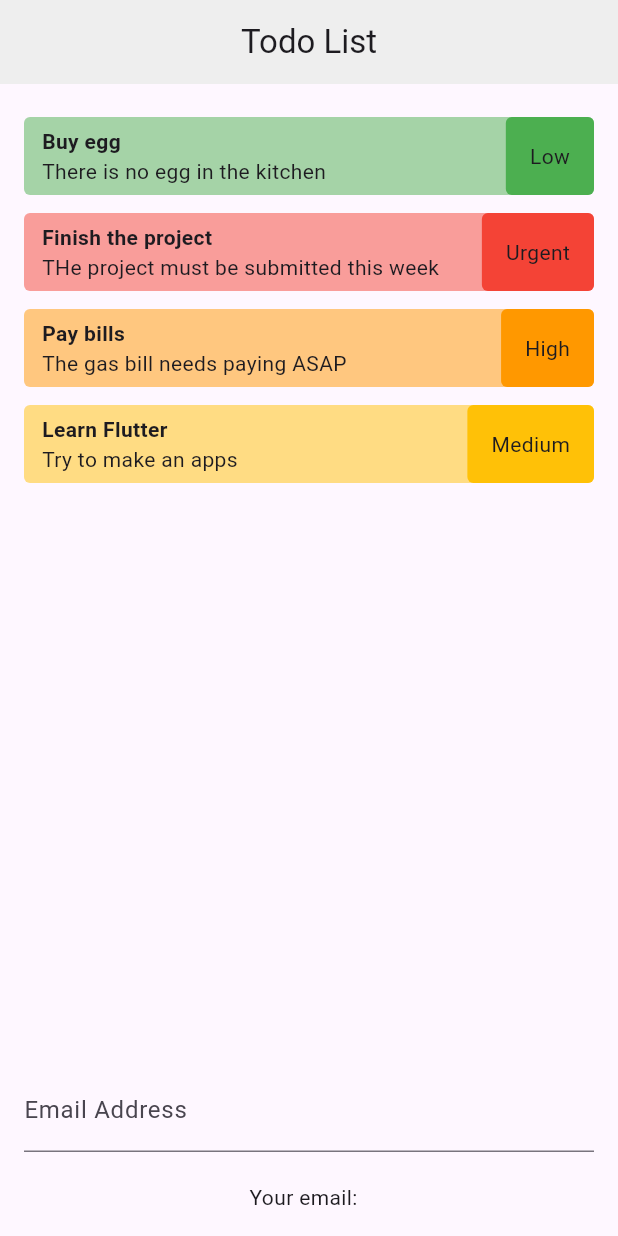
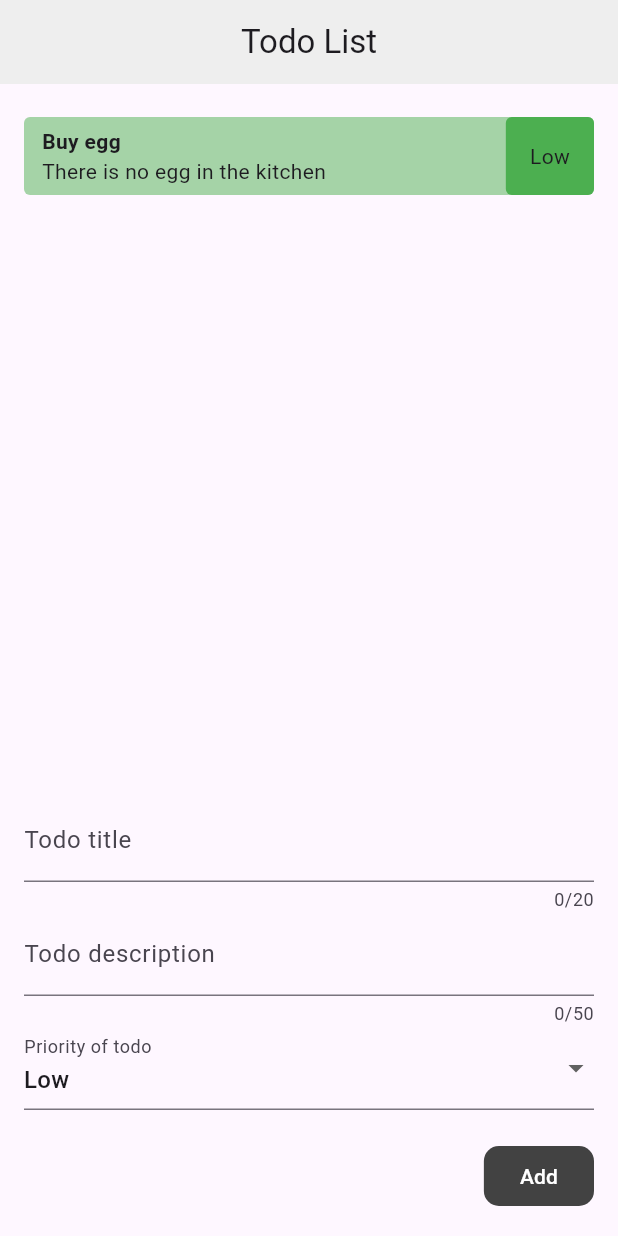
Before and after one commit to as-budi/my_todo_list, a Flutter app: the screen it shows after launch, on a phone screen of 412 x 824 dp. Run offline on Flutter 3.47's test engine with Material 3 defaults, Android fonts, the phone set to English and light mode, and no system bars.

Commit message:
Add form to input title, description, and priority

```diff
--- a/lib/home.dart
+++ b/lib/home.dart
@@ -11,7 +11,11 @@ class Home extends StatefulWidget {
 
 class _HomeState extends State<Home> {
 
-  String _email = '';
+  final _formGlobalKey = GlobalKey<FormState>();
+
+  Priority _selectedPriority = Priority.low;
+  String _title = '';
+  String _description = '';
 
   final List<Todo> todos = [
     const Todo(
@@ -19,21 +23,21 @@ class _HomeState extends State<Home> {
       description: 'There is no egg in the kitchen',
       priority: Priority.low
     ),
-    const Todo(
-      title: 'Finish the project',
-      description: 'THe project must be submitted this week',
-      priority: Priority.urget
-    ),
-    const Todo(
-      title: 'Pay bills',
-      description: 'The gas bill needs paying ASAP',
-      priority: Priority.high
-    ),
-    const Todo(
-      title: 'Learn Flutter',
-      description: 'Try to make an apps',
-      priority: Priority.medium
-    ),
+    // const Todo(
+    //   title: 'Finish the project',
+    //   description: 'THe project must be submitted this week',
+    //   priority: Priority.urget
+    // ),
+    // const Todo(
+    //   title: 'Pay bills',
+    //   description: 'The gas bill needs paying ASAP',
+    //   priority: Priority.high
+    // ),
+    // const Todo(
+    //   title: 'Learn Flutter',
+    //   description: 'Try to make an apps',
+    //   priority: Priority.medium
+    // ),
   ];
 
   @override
@@ -50,19 +54,94 @@ class _HomeState extends State<Home> {
           children: [
             Expanded(child: TodoList(todos: todos)),
 
-            TextField(
-              keyboardType: TextInputType.emailAddress,
+            Form(
+              key: _formGlobalKey,
+              child: Column(
+                crossAxisAlignment: CrossAxisAlignment.end,
+                children: [
+
+                  // todo title
+                  TextFormField(
+                    maxLength: 20,
                     decoration: const InputDecoration(
-                label: Text('Email Address'),
+                      label: Text('Todo title')
                     ),
+                    validator: (v) {
+                      if (v == null || v.isEmpty){
+                        return 'You must enter a value for the title!';
+                      }
+                      return null;
+                    },
+                    onSaved: (value) {
+                      _title = value!;
+                    },
+                  ),
+
+                  // todo description
+                  TextFormField(
+                    maxLength: 50,
+                    decoration: const InputDecoration(
+                      label: Text('Todo description')
+                    ),
+                    validator: (v) {
+                      if (v == null || v.isEmpty || v.length < 5){
+                        return 'Enter a description at least 5 characters long!';
+                      }
+                      return null;
+                    },
+                    onSaved: (value) {
+                      _description = value!;
+                    },
+                  ),
+
+                  // todo priority
+                  DropdownButtonFormField(
+                    value: _selectedPriority,
+                    decoration: const InputDecoration(
+                      label: Text('Priority of todo')
+                    ),
+                    items: Priority.values.map((p) {
+                      return DropdownMenuItem(
+                        value: p,
+                        child: Text(p.title),
+                      );
+                    }).toList(),
                     onChanged: (value) {
                       setState(() {
-                  _email = value.trim();
+                        _selectedPriority = value!;
                       });
                     },
                   ),
-            const SizedBox(height: 20,),
-            Text('Your email:  $_email'),
+
+                  // add button
+                  const SizedBox(height: 20),
+                  FilledButton(
+                    onPressed: () {
+                      if (_formGlobalKey.currentState!.validate()){
+                        _formGlobalKey.currentState!.save();
+                      }
+
+                      setState(() {
+                        todos.add(Todo(
+                          title: _title,
+                          description: _description,
+                          priority: _selectedPriority));
+                      });
+
+                      _formGlobalKey.currentState!.reset();
+                      _selectedPriority = Priority.low;
+                    },
+                    style: FilledButton.styleFrom(
+                      backgroundColor: Colors.grey[800],
+                      shape: RoundedRectangleBorder(
+                        borderRadius: BorderRadius.circular(10),
+                      ),
+                    ),
+                    child: const Text('Add'),
+                  )
+                ],
+              ),
+            )
           ],
         ),
       ),
```
Lines whose indentation alone changed are shown as unchanged.
